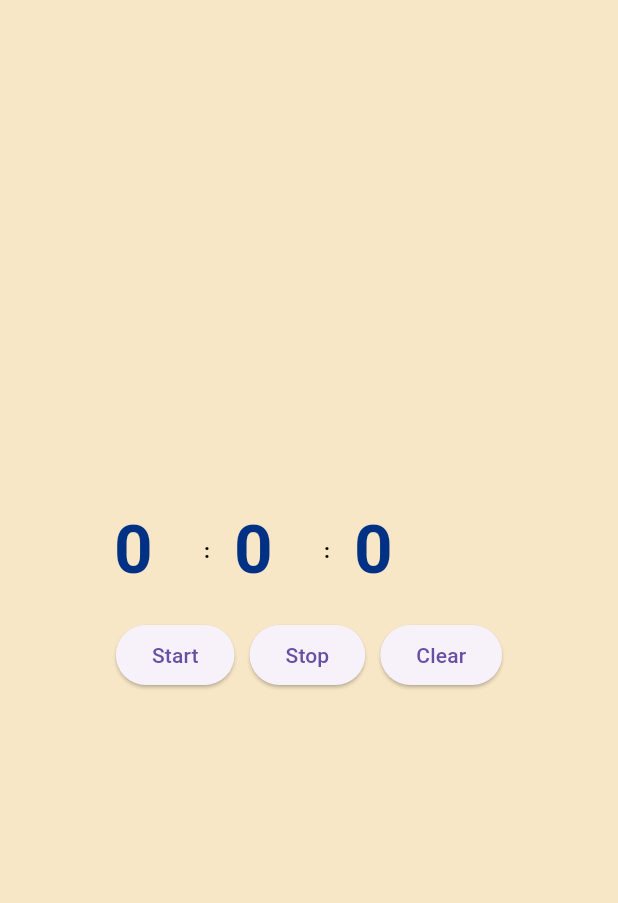
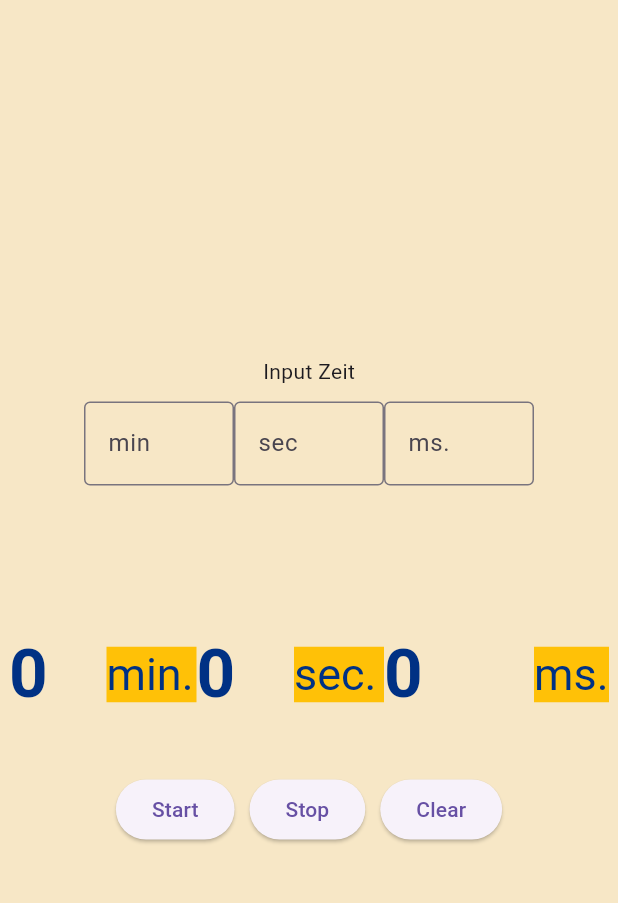
Before and after one commit to komvik/timer_app, a Flutter app: the screen it shows after launch, on a phone screen of 412 x 824 dp, the part 59-962 px from its top. Run offline on Flutter 3.47's test engine with Material 3 defaults, Android fonts, the phone set to English and light mode, and no system bars.

Commit message:
preparation for value comparison TTFields and timer completed

```diff
--- a/lib/config/theme.dart
+++ b/lib/config/theme.dart
@@ -14,6 +14,10 @@ ThemeData myTheme = ThemeData(
       color: timercolor,
       fontWeight: FontWeight.bold,
     ),
+    displaySmall: TextStyle(
+      fontSize: 30,
+      color: timercolor,
+    ),
     titleLarge: TextStyle(
       fontSize: 22,
       color: Colors.black,
--- a/lib/feature/screen/general_screen_timer.dart
+++ b/lib/feature/screen/general_screen_timer.dart
@@ -66,38 +66,81 @@ class _GeneralScreenTimerState extends State<GeneralScreenTimer> {
       child: Column(
         mainAxisAlignment: MainAxisAlignment.center,
         children: [
+          const Text("Input Zeit"),
+          const SizedBox(height: 10),
           Row(
             mainAxisAlignment: MainAxisAlignment.center,
-            crossAxisAlignment: CrossAxisAlignment.end,
+            children: [
+              SizedBox(
+                width: 100,
+                child: TextFormField(
+                  decoration: const InputDecoration(
+                    labelText: "min",
+                    border: OutlineInputBorder(),
+                  ),
+                ),
+              ),
+              SizedBox(
+                width: 100,
+                child: TextFormField(
+                  decoration: const InputDecoration(
+                    labelText: "sec",
+                    border: OutlineInputBorder(),
+                  ),
+                ),
+              ),
+              SizedBox(
+                width: 100,
+                child: TextFormField(
+                  decoration: const InputDecoration(
+                    labelText: "ms.",
+                    border: OutlineInputBorder(),
+                  ),
+                ),
+              ),
+            ],
+          ),
+          const SizedBox(height: 100),
+          Column(
+            mainAxisAlignment: MainAxisAlignment.center,
+            children: [
+              Row(
+                mainAxisAlignment: MainAxisAlignment.spaceAround,
                 children: [
                   Row(
                     children: [
                       SizedBox(
-                    width: 60,
+                        width: 65,
                         child: Text(
                           "${_iTimer[2]}",
                           style: Theme.of(context).textTheme.displayMedium,
                         ),
                       ),
-                  SizedBox(
-                    width: 20,
+                      Container(
+                        color: Colors.amber,
+                        child: SizedBox(
+                          width: 60,
                           child: Text(
-                      ":",
-                      style: Theme.of(context).textTheme.titleSmall,
+                            "min.",
+                            style: Theme.of(context).textTheme.displaySmall,
+                          ),
                         ),
                       ),
                       SizedBox(
-                    width: 60,
+                        width: 65,
                         child: Text(
                           "${_iTimer[1]}",
                           style: Theme.of(context).textTheme.displayMedium,
                         ),
                       ),
-                  SizedBox(
-                    width: 20,
+                      Container(
+                        color: Colors.amber,
+                        child: SizedBox(
+                          width: 60,
                           child: Text(
-                      ":",
-                      style: Theme.of(context).textTheme.titleSmall,
+                            "sec.",
+                            style: Theme.of(context).textTheme.displaySmall,
+                          ),
                         ),
                       ),
                       SizedBox(
@@ -107,11 +150,21 @@ class _GeneralScreenTimerState extends State<GeneralScreenTimer> {
                           style: Theme.of(context).textTheme.displayMedium,
                         ),
                       ),
+                      Container(
+                        color: Colors.amber,
+                        child: SizedBox(
+                          width: 50,
+                          child: Text(
+                            "ms.",
+                            style: Theme.of(context).textTheme.displaySmall,
+                          ),
+                        ),
+                      ),
                     ],
                   ),
                 ],
               ),
-          const SizedBox(height: 20),
+              const SizedBox(height: 40),
               Row(
                 mainAxisAlignment: MainAxisAlignment.center,
                 children: [
@@ -150,6 +203,8 @@ class _GeneralScreenTimerState extends State<GeneralScreenTimer> {
               ),
             ],
           ),
+        ],
+      ),
     );
   }
 }
```
Lines whose indentation alone changed are shown as unchanged.
